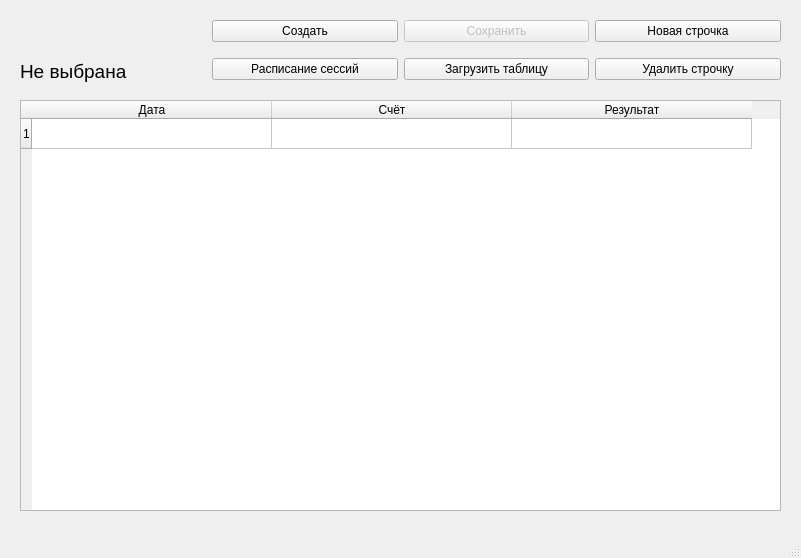
Qt form test.ui (OgnestrelYT/Sport-Oracle) before a commit.
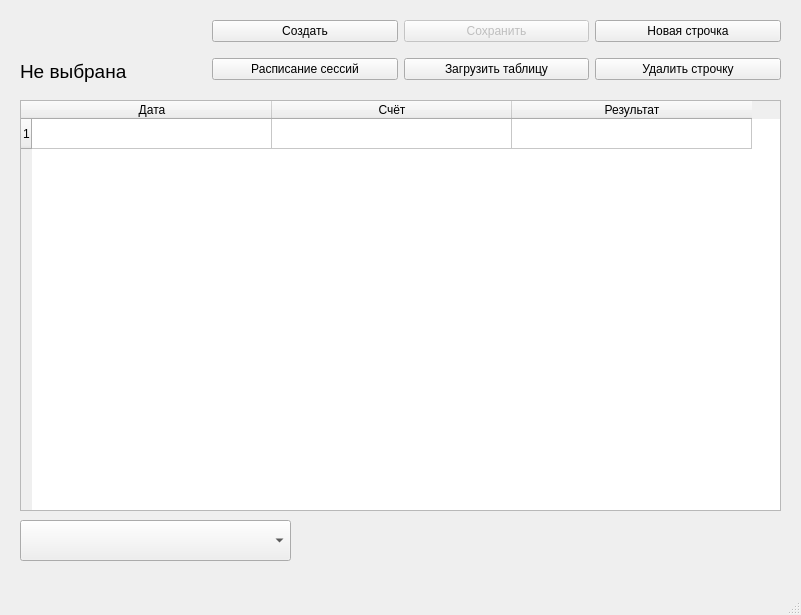
The same form after that commit.

The edit to the form file:
```diff
--- a/test.ui
+++ b/test.ui
@@ -7,7 +7,7 @@
     <x>0</x>
     <y>0</y>
     <width>801</width>
-    <height>558</height>
+    <height>615</height>
    </rect>
   </property>
   <property name="windowTitle">
@@ -174,6 +174,16 @@
      </item>
     </layout>
    </widget>
+   <widget class="QComboBox" name="Combo_Box">
+    <property name="geometry">
+     <rect>
+      <x>20</x>
+      <y>520</y>
+      <width>271</width>
+      <height>41</height>
+     </rect>
+    </property>
+   </widget>
   </widget>
   <widget class="QMenuBar" name="menubar">
    <property name="geometry">
```
